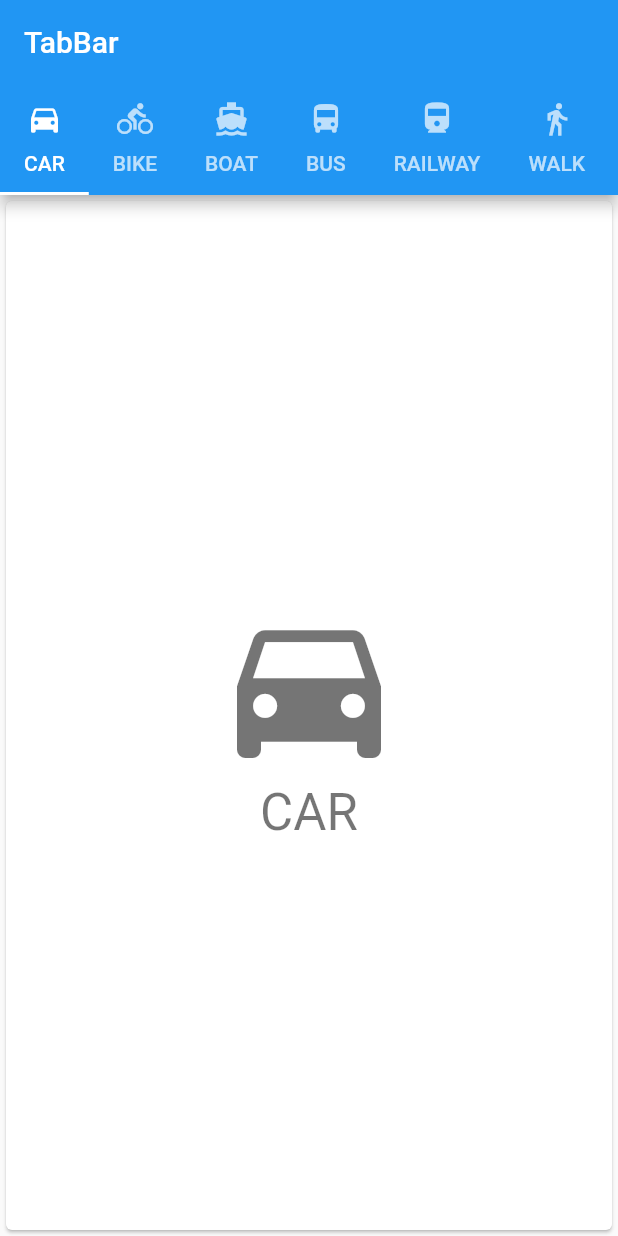
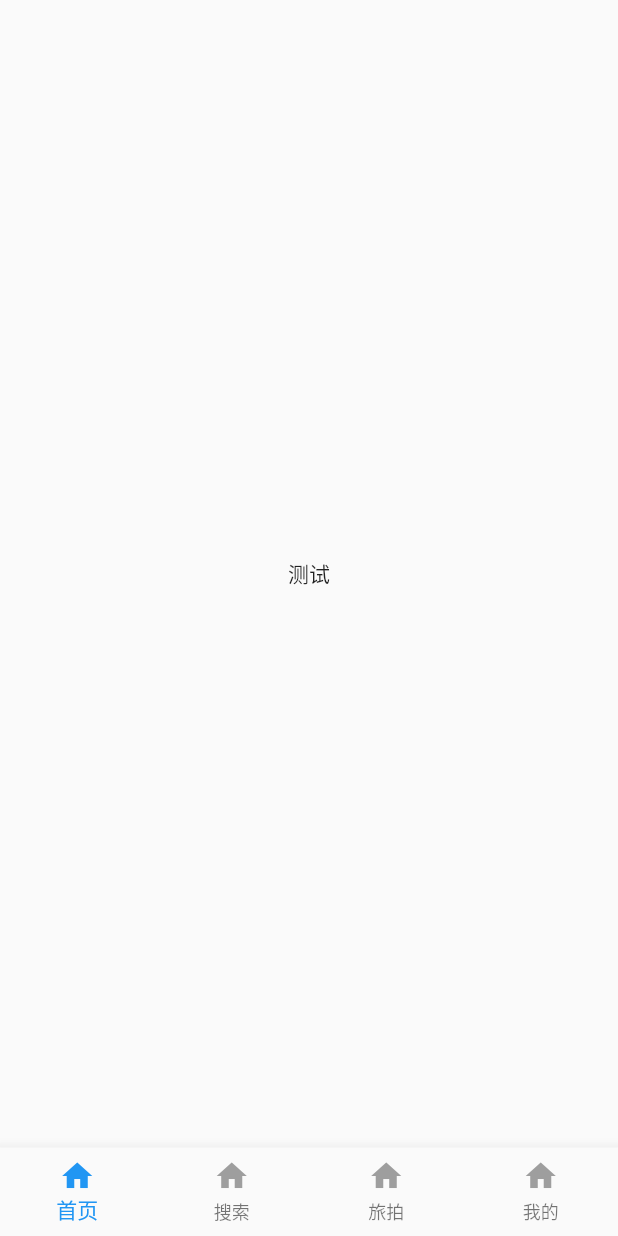
Before and after one commit to tck8888/flutter_native_hybird, a Flutter app: the screen it shows after launch, on a phone screen of 412 x 824 dp. Run offline on Flutter 3.47's test engine with Material 2 defaults, Android fonts, the phone set to English and light mode, and no system bars.

Commit message:
底部的tabview

```diff
--- a/flutter_module/lib/main.dart
+++ b/flutter_module/lib/main.dart
@@ -1,4 +1,6 @@
 import 'package:flutter/material.dart';
+import 'my_tab_view.dart';
+import 'package:flutter_module/tab_navigator/tab_navigator_view.dart';
 
 void main() => runApp(MyApp());
 
@@ -7,70 +9,6 @@ class MyApp extends StatelessWidget {
 
   @override
   Widget build(BuildContext context) {
-    return MaterialApp(
-        home: DefaultTabController(
-            length: choices.length,
-            child: Scaffold(
-                appBar: AppBar(
-                  title: Text("TabBar"),
-                  bottom: TabBar(
-                    isScrollable: true,
-                      tabs: choices.map((Choice choice) {
-                        return Tab(
-                          text: choice.title,
-                          icon: Icon(choice.icon),
-                        );
-                      }).toList()),
-                ),
-                body: TabBarView(
-                    children: choices.map((Choice choice) {
-                      return ChoiceCard(
-                        choice: choice,
-                      );
-                    }).toList()))));
+    return MaterialApp(home: TabNavigatorView());
   }
 }
-
-List<Choice> choices = <Choice>[
-  Choice(title: 'CAR', icon: Icons.directions_car),
-  Choice(title: 'BIKE', icon: Icons.directions_bike),
-  Choice(title: 'BOAT', icon: Icons.directions_boat),
-  Choice(title: 'BUS', icon: Icons.directions_bus),
-  Choice(title: 'RAILWAY', icon: Icons.directions_railway),
-  Choice(title: 'WALK', icon: Icons.directions_walk),
-  Choice(title: 'TRANSIT', icon: Icons.directions_transit),
-];
-
-class ChoiceCard extends StatelessWidget {
-  final Choice choice;
-
-  ChoiceCard({Key key, this.choice}) : super(key: key);
-
-  @override
-  Widget build(BuildContext context) {
-    final TextStyle textStyle = Theme
-        .of(context)
-        .textTheme
-        .display1;
-    return Card(
-      color: Colors.white,
-      child: Center(
-        child: Column(
-          mainAxisSize: MainAxisSize.min,
-          crossAxisAlignment: CrossAxisAlignment.center,
-          children: <Widget>[
-            Icon(choice.icon, size: 128, color: textStyle.color,),
-            Text(choice.title, style: textStyle,)
-          ],
-        ),
-      ),
-    );
-  }
-}
-
-class Choice {
-  Choice({this.title, this.icon});
-
-  String title;
-  IconData icon;
-}
--- /dev/null
+++ b/flutter_module/lib/tab_navigator/home_page.dart
@@ -0,0 +1,12 @@
+import 'package:flutter/material.dart';
+
+class HomePage extends StatelessWidget {
+  @override
+  Widget build(BuildContext context) {
+    return Container(
+      child: Center(
+        child: Text("测试"),
+      ),
+    );
+  }
+}
--- /dev/null
+++ b/flutter_module/lib/tab_navigator/tab_navigator_view.dart
@@ -0,0 +1,78 @@
+import 'package:flutter/material.dart';
+import 'home_page.dart';
+import 'my_page.dart';
+import 'search_page.dart';
+import 'travel_page.dart';
+
+class TabNavigatorView extends StatefulWidget {
+  @override
+  _TabNavigatorViewState createState() => _TabNavigatorViewState();
+}
+
+class _TabNavigatorViewState extends State<TabNavigatorView> {
+
+  var _controller = PageController(
+      initialPage: 0
+  );
+   int _currentIndex = 0;
+final _defaultColor = Colors.grey;
+final _activeColor = Colors.blue;
+  @override
+  Widget build(BuildContext context) {
+    return Scaffold(
+      body: PageView(
+        controller: _controller,
+        children: <Widget>[HomePage(), SearchPage(), TravelPage(), MyPage()],
+        physics: NeverScrollableScrollPhysics(),
+      ),
+      bottomNavigationBar: BottomNavigationBar(
+        currentIndex: _currentIndex,
+        onTap: (index) {
+          _controller.jumpToPage(index);
+          setState(() {
+            _currentIndex = index;
+          });
+        },
+        type: BottomNavigationBarType.fixed,
+        items: [
+          BottomNavigationBarItem(
+              icon: Icon(
+                Icons.home,
+                color: _defaultColor,
+              ),
+              activeIcon: Icon(Icons.home, color: _activeColor,),
+              title: Text("首页", style: TextStyle(
+                  color: _currentIndex != 0 ? _defaultColor:_activeColor),)
+          ),
+          BottomNavigationBarItem(
+              icon: Icon(
+                Icons.home,
+                color: _defaultColor,
+              ),
+              activeIcon: Icon(Icons.search, color: _activeColor,),
+              title: Text("搜索", style: TextStyle(
+                  color: _currentIndex != 1 ? _defaultColor: _activeColor),)
+          ),
+          BottomNavigationBarItem(
+              icon: Icon(
+                Icons.home,
+                color: _defaultColor,
+              ),
+              activeIcon: Icon(Icons.camera_alt, color: _activeColor,),
+              title: Text("旅拍", style: TextStyle(
+                  color: _currentIndex != 2 ? _defaultColor: _activeColor),)
+          ),
+          BottomNavigationBarItem(
+              icon: Icon(
+                Icons.home,
+                color: _defaultColor,
+              ),
+              activeIcon: Icon(Icons.account_circle, color: _activeColor,),
+              title: Text("我的", style: TextStyle(
+                  color: _currentIndex != 3 ? _defaultColor: _activeColor),)
+          ),
+        ],
+      ),
+    );
+  }
+}
```
Also changed, not shown: flutter_module/lib/my_tab_view.dart (added, +75 -0 lines), flutter_module/lib/tab_navigator/my_page.dart (added, +12 -0 lines), flutter_module/lib/tab_navigator/search_page.dart (added, +12 -0 lines), flutter_module/lib/tab_navigator/travel_page.dart (added, +12 -0 lines).
